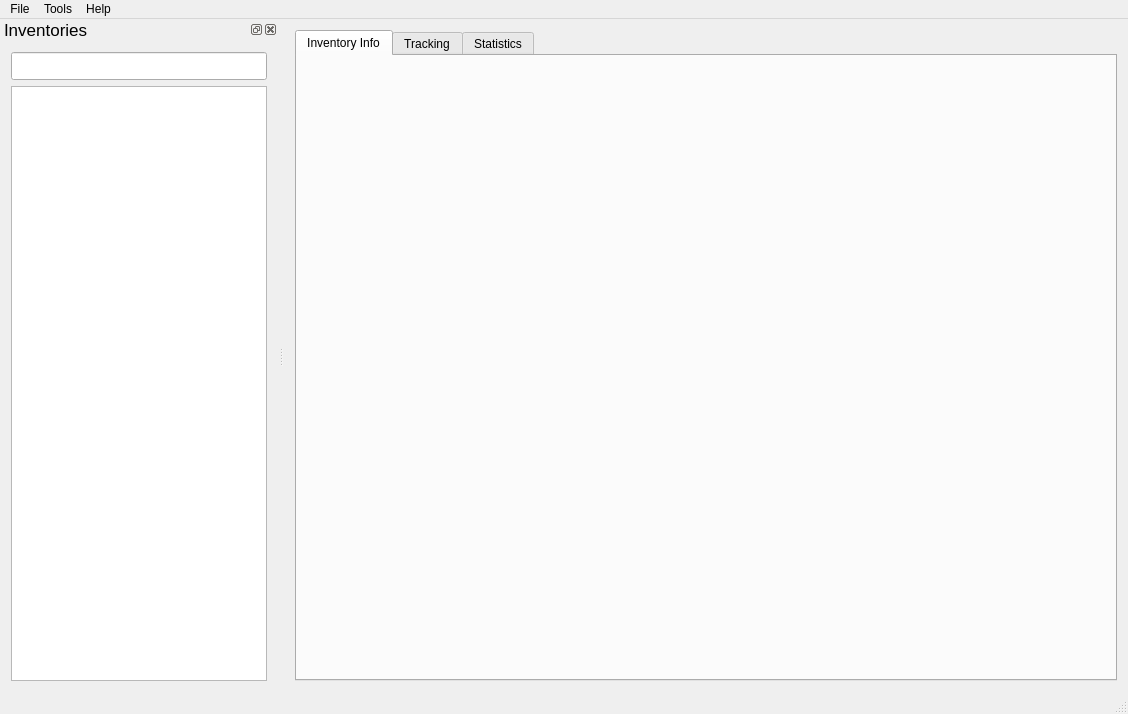
This is lm/src/mainwindow.ui in zhaonian/Instant-eCommerce as Qt 5 draws it before an edit. The edited form follows.
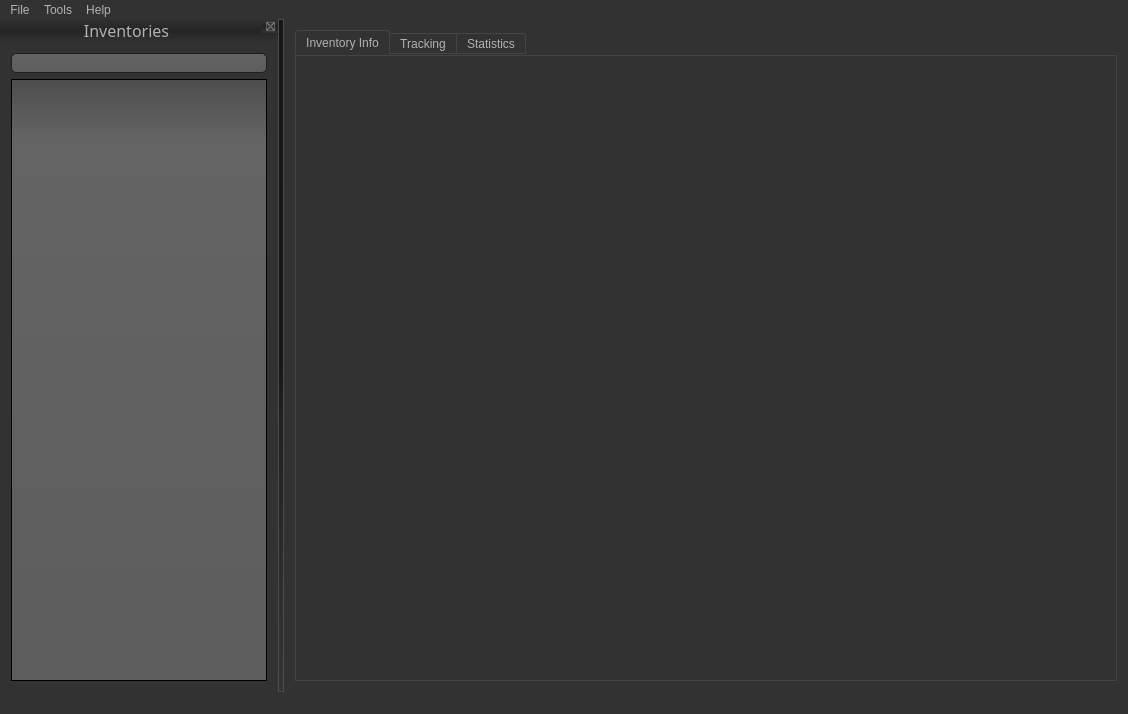
This is the edited form. Icons and pictures are not drawn.

The edit to the form file:
```diff
--- a/lm/src/mainwindow.ui
+++ b/lm/src/mainwindow.ui
@@ -13,10 +13,474 @@
   <property name="windowTitle">
    <string>Sanoxy</string>
   </property>
+  <property name="styleSheet">
+   <string notr="true">QToolTip
+{
+     border: 1px solid black;
+     background-color: #ffa02f;
+     padding: 1px;
+     border-radius: 3px;
+     opacity: 100;
+}
+
+QWidget
+{
+    color: #b1b1b1;
+    background-color: #323232;
+}
+
+QWidget:item:hover
+{
+    background-color: QLinearGradient( x1: 0, y1: 0, x2: 0, y2: 1, stop: 0 #ffa02f, stop: 1 #ca0619);
+    color: #000000;
+}
+
+QWidget:item:selected
+{
+    background-color: QLinearGradient( x1: 0, y1: 0, x2: 0, y2: 1, stop: 0 #ffa02f, stop: 1 #d7801a);
+}
+
+QMenuBar::item
+{
+    background: transparent;
+}
+
+QMenuBar::item:selected
+{
+    background: transparent;
+    border: 1px solid #ffaa00;
+}
+
+QMenuBar::item:pressed
+{
+    background: #444;
+    border: 1px solid #000;
+    background-color: QLinearGradient(
+        x1:0, y1:0,
+        x2:0, y2:1,
+        stop:1 #212121,
+        stop:0.4 #343434/*,
+        stop:0.2 #343434,
+        stop:0.1 #ffaa00*/
+    );
+    margin-bottom:-1px;
+    padding-bottom:1px;
+}
+
+QMenu
+{
+    border: 1px solid #000;
+}
+
+QMenu::item
+{
+    padding: 2px 20px 2px 20px;
+}
+
+QMenu::item:selected
+{
+    color: #000000;
+}
+
+QWidget:disabled
+{
+    color: #404040;
+    background-color: #323232;
+}
+
+QAbstractItemView
+{
+    background-color: QLinearGradient( x1: 0, y1: 0, x2: 0, y2: 1, stop: 0 #4d4d4d, stop: 0.1 #646464, stop: 1 #5d5d5d);
+}
+
+QWidget:focus
+{
+    /*border: 2px solid QLinearGradient( x1: 0, y1: 0, x2: 0, y2: 1, stop: 0 #ffa02f, stop: 1 #d7801a);*/
+}
+
+QLineEdit
+{
+    background-color: QLinearGradient( x1: 0, y1: 0, x2: 0, y2: 1, stop: 0 #4d4d4d, stop: 0 #646464, stop: 1 #5d5d5d);
+    padding: 1px;
+    border-style: solid;
+    border: 1px solid #1e1e1e;
+    border-radius: 5;
+}
+
+QPushButton
+{
+    color: #b1b1b1;
+    background-color: QLinearGradient( x1: 0, y1: 0, x2: 0, y2: 1, stop: 0 #565656, stop: 0.1 #525252, stop: 0.5 #4e4e4e, stop: 0.9 #4a4a4a, stop: 1 #464646);
+    border-width: 1px;
+    border-color: #1e1e1e;
+    border-style: solid;
+    border-radius: 6;
+    padding: 3px;
+    font-size: 12px;
+    padding-left: 5px;
+    padding-right: 5px;
+}
+
+QPushButton:pressed
+{
+    background-color: QLinearGradient( x1: 0, y1: 0, x2: 0, y2: 1, stop: 0 #2d2d2d, stop: 0.1 #2b2b2b, stop: 0.5 #292929, stop: 0.9 #282828, stop: 1 #252525);
+}
+
+QComboBox
+{
+    selection-background-color: #ffaa00;
+    background-color: QLinearGradient( x1: 0, y1: 0, x2: 0, y2: 1, stop: 0 #565656, stop: 0.1 #525252, stop: 0.5 #4e4e4e, stop: 0.9 #4a4a4a, stop: 1 #464646);
+    border-style: solid;
+    border: 1px solid #1e1e1e;
+    border-radius: 5;
+}
+
+QComboBox:hover,QPushButton:hover
+{
+    border: 2px solid QLinearGradient( x1: 0, y1: 0, x2: 0, y2: 1, stop: 0 #ffa02f, stop: 1 #d7801a);
+}
+
+
+QComboBox:on
+{
+    padding-top: 3px;
+    padding-left: 4px;
+    background-color: QLinearGradient( x1: 0, y1: 0, x2: 0, y2: 1, stop: 0 #2d2d2d, stop: 0.1 #2b2b2b, stop: 0.5 #292929, stop: 0.9 #282828, stop: 1 #252525);
+    selection-background-color: #ffaa00;
+}
+
+QComboBox QAbstractItemView
+{
+    border: 2px solid darkgray;
+    selection-background-color: QLinearGradient( x1: 0, y1: 0, x2: 0, y2: 1, stop: 0 #ffa02f, stop: 1 #d7801a);
+}
+
+QComboBox::drop-down
+{
+     subcontrol-origin: padding;
+     subcontrol-position: top right;
+     width: 15px;
+
+     border-left-width: 0px;
+     border-left-color: darkgray;
+     border-left-style: solid; /* just a single line */
+     border-top-right-radius: 3px; /* same radius as the QComboBox */
+     border-bottom-right-radius: 3px;
+ }
+
+QComboBox::down-arrow
+{
+     image: url(:/down_arrow.png);
+}
+
+QGroupBox:focus
+{
+border: 2px solid QLinearGradient( x1: 0, y1: 0, x2: 0, y2: 1, stop: 0 #ffa02f, stop: 1 #d7801a);
+}
+
+QTextEdit:focus
+{
+    border: 2px solid QLinearGradient( x1: 0, y1: 0, x2: 0, y2: 1, stop: 0 #ffa02f, stop: 1 #d7801a);
+}
+
+QScrollBar:horizontal {
+     border: 1px solid #222222;
+     background: QLinearGradient( x1: 0, y1: 0, x2: 0, y2: 1, stop: 0.0 #121212, stop: 0.2 #282828, stop: 1 #484848);
+     height: 7px;
+     margin: 0px 16px 0 16px;
+}
+
+QScrollBar::handle:horizontal
+{
+      background: QLinearGradient( x1: 0, y1: 0, x2: 1, y2: 0, stop: 0 #ffa02f, stop: 0.5 #d7801a, stop: 1 #ffa02f);
+      min-height: 20px;
+      border-radius: 2px;
+}
+
+QScrollBar::add-line:horizontal {
+      border: 1px solid #1b1b19;
+      border-radius: 2px;
+      background: QLinearGradient( x1: 0, y1: 0, x2: 1, y2: 0, stop: 0 #ffa02f, stop: 1 #d7801a);
+      width: 14px;
+      subcontrol-position: right;
+      subcontrol-origin: margin;
+}
+
+QScrollBar::sub-line:horizontal {
+      border: 1px solid #1b1b19;
+      border-radius: 2px;
+      background: QLinearGradient( x1: 0, y1: 0, x2: 1, y2: 0, stop: 0 #ffa02f, stop: 1 #d7801a);
+      width: 14px;
+     subcontrol-position: left;
+     subcontrol-origin: margin;
+}
+
+QScrollBar::right-arrow:horizontal, QScrollBar::left-arrow:horizontal
+{
+      border: 1px solid black;
+      width: 1px;
+      height: 1px;
+      background: white;
+}
+
+QScrollBar::add-page:horizontal, QScrollBar::sub-page:horizontal
+{
+      background: none;
+}
+
+QScrollBar:vertical
+{
+      background: QLinearGradient( x1: 0, y1: 0, x2: 1, y2: 0, stop: 0.0 #121212, stop: 0.2 #282828, stop: 1 #484848);
+      width: 7px;
+      margin: 16px 0 16px 0;
+      border: 1px solid #222222;
+}
+
+QScrollBar::handle:vertical
+{
+      background: QLinearGradient( x1: 0, y1: 0, x2: 0, y2: 1, stop: 0 #ffa02f, stop: 0.5 #d7801a, stop: 1 #ffa02f);
+      min-height: 20px;
+      border-radius: 2px;
+}
+
+QScrollBar::add-line:vertical
+{
+      border: 1px solid #1b1b19;
+      border-radius: 2px;
+      background: QLinearGradient( x1: 0, y1: 0, x2: 0, y2: 1, stop: 0 #ffa02f, stop: 1 #d7801a);
+      height: 14px;
+      subcontrol-position: bottom;
+      subcontrol-origin: margin;
+}
+
+QScrollBar::sub-line:vertical
+{
+      border: 1px solid #1b1b19;
+      border-radius: 2px;
+      background: QLinearGradient( x1: 0, y1: 0, x2: 0, y2: 1, stop: 0 #d7801a, stop: 1 #ffa02f);
+      height: 14px;
+      subcontrol-position: top;
+      subcontrol-origin: margin;
+}
+
+QScrollBar::up-arrow:vertical, QScrollBar::down-arrow:vertical
+{
+      border: 1px solid black;
+      width: 1px;
+      height: 1px;
+      background: white;
+}
+
+
+QScrollBar::add-page:vertical, QScrollBar::sub-page:vertical
+{
+      background: none;
+}
+
+QTextEdit
+{
+    background-color: #242424;
+}
+
+QPlainTextEdit
+{
+    background-color: #242424;
+}
+
+QHeaderView::section
+{
+    background-color: QLinearGradient(x1:0, y1:0, x2:0, y2:1, stop:0 #616161, stop: 0.5 #505050, stop: 0.6 #434343, stop:1 #656565);
+    color: white;
+    padding-left: 4px;
+    border: 1px solid #6c6c6c;
+}
+
+QCheckBox:disabled
+{
+color: #414141;
+}
+
+QDockWidget::title
+{
+    text-align: center;
+    spacing: 3px; /* spacing between items in the tool bar */
+    background-color: QLinearGradient(x1:0, y1:0, x2:0, y2:1, stop:0 #323232, stop: 0.5 #242424, stop:1 #323232);
+}
+
+QDockWidget::close-button, QDockWidget::float-button
+{
+    text-align: center;
+    spacing: 1px; /* spacing between items in the tool bar */
+    background-color: QLinearGradient(x1:0, y1:0, x2:0, y2:1, stop:0 #323232, stop: 0.5 #242424, stop:1 #323232);
+}
+
+QDockWidget::close-button:hover, QDockWidget::float-button:hover
+{
+    background: #242424;
+}
+
+QDockWidget::close-button:pressed, QDockWidget::float-button:pressed
+{
+    padding: 1px -1px -1px 1px;
+}
+
+QMainWindow::separator
+{
+    background-color: QLinearGradient(x1:0, y1:0, x2:0, y2:1, stop:0 #161616, stop: 0.5 #151515, stop: 0.6 #212121, stop:1 #343434);
+    color: white;
+    padding-left: 4px;
+    border: 1px solid #4c4c4c;
+    spacing: 3px; /* spacing between items in the tool bar */
+}
+
+QMainWindow::separator:hover
+{
+
+    background-color: QLinearGradient(x1:0, y1:0, x2:0, y2:1, stop:0 #d7801a, stop:0.5 #b56c17 stop:1 #ffa02f);
+    color: white;
+    padding-left: 4px;
+    border: 1px solid #6c6c6c;
+    spacing: 3px; /* spacing between items in the tool bar */
+}
+
+QToolBar::handle
+{
+     spacing: 3px; /* spacing between items in the tool bar */
+     background: url(:/images/handle.png);
+}
+
+QMenu::separator
+{
+    height: 2px;
+    background-color: QLinearGradient(x1:0, y1:0, x2:0, y2:1, stop:0 #161616, stop: 0.5 #151515, stop: 0.6 #212121, stop:1 #343434);
+    color: white;
+    padding-left: 4px;
+    margin-left: 10px;
+    margin-right: 5px;
+}
+
+QProgressBar
+{
+    border: 2px solid grey;
+    border-radius: 5px;
+    text-align: center;
+}
+
+QProgressBar::chunk
+{
+    background-color: #d7801a;
+    width: 2.15px;
+    margin: 0.5px;
+}
+
+QTabBar::tab {
+    color: #b1b1b1;
+    border: 1px solid #444;
+    border-bottom-style: none;
+    background-color: #323232;
+    padding-left: 10px;
+    padding-right: 10px;
+    padding-top: 3px;
+    padding-bottom: 2px;
+    margin-right: -1px;
+}
+
+QTabWidget::pane {
+    border: 1px solid #444;
+    top: 1px;
+}
+
+QTabBar::tab:last
+{
+    margin-right: 0; /* the last selected tab has nothing to overlap with on the right */
+    border-top-right-radius: 3px;
+}
+
+QTabBar::tab:first:!selected
+{
+ margin-left: 0px; /* the last selected tab has nothing to overlap with on the right */
+
+
+    border-top-left-radius: 3px;
+}
+
+QTabBar::tab:!selected
+{
+    color: #b1b1b1;
+    border-bottom-style: solid;
+    margin-top: 3px;
+    background-color: QLinearGradient(x1:0, y1:0, x2:0, y2:1, stop:1 #212121, stop:.4 #343434);
+}
+
+QTabBar::tab:selected
+{
+    border-top-left-radius: 3px;
+    border-top-right-radius: 3px;
+    margin-bottom: 0px;
+}
+
+QTabBar::tab:!selected:hover
+{
+    /*border-top: 2px solid #ffaa00;
+    padding-bottom: 3px;*/
+    border-top-left-radius: 3px;
+    border-top-right-radius: 3px;
+    background-color: QLinearGradient(x1:0, y1:0, x2:0, y2:1, stop:1 #212121, stop:0.4 #343434, stop:0.2 #343434, stop:0.1 #ffaa00);
+}
+
+QRadioButton::indicator:checked, QRadioButton::indicator:unchecked{
+    color: #b1b1b1;
+    background-color: #323232;
+    border: 1px solid #b1b1b1;
+    border-radius: 6px;
+}
+
+QRadioButton::indicator:checked
+{
+    background-color: qradialgradient(
+        cx: 0.5, cy: 0.5,
+        fx: 0.5, fy: 0.5,
+        radius: 1.0,
+        stop: 0.25 #ffaa00,
+        stop: 0.3 #323232
+    );
+}
+
+QCheckBox::indicator{
+    color: #b1b1b1;
+    background-color: #323232;
+    border: 1px solid #b1b1b1;
+    width: 9px;
+    height: 9px;
+}
+
+QRadioButton::indicator
+{
+    border-radius: 6px;
+}
+
+QRadioButton::indicator:hover, QCheckBox::indicator:hover
+{
+    border: 1px solid #ffaa00;
+}
+
+QCheckBox::indicator:checked
+{
+    image:url(:/images/checkbox.png);
+}
+
+QCheckBox::indicator:disabled, QRadioButton::indicator:disabled
+{
+    border: 1px solid #444;
+}</string>
+  </property>
   <widget class="QWidget" name="centralWidget">
    <layout class="QHBoxLayout" name="horizontalLayout_2">
     <item>
      <widget class="QTabWidget" name="tabWidget">
+      <property name="styleSheet">
+       <string notr="true"/>
+      </property>
       <property name="currentIndex">
        <number>0</number>
       </property>
@@ -93,7 +557,8 @@
   <widget class="QDockWidget" name="dockWidget">
    <property name="font">
     <font>
-     <pointsize>13</pointsize>
+     <family>Ubuntu Mono</family>
+     <pointsize>12</pointsize>
     </font>
    </property>
    <property name="windowTitle">
```
